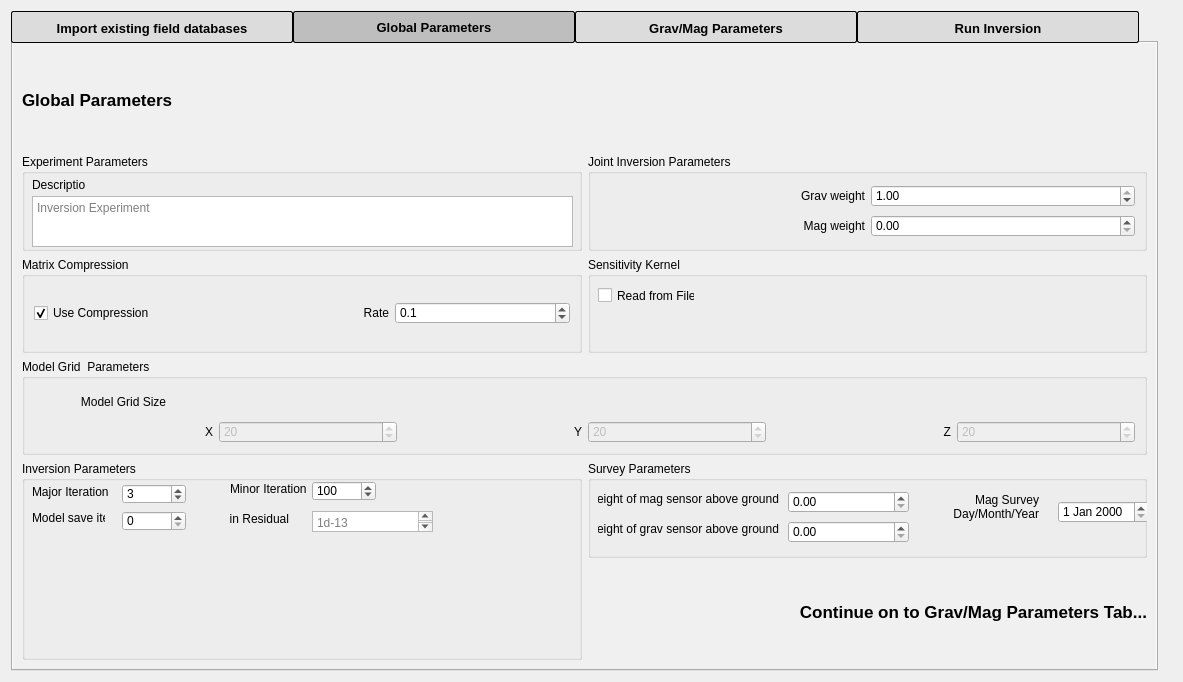
Before: the Qt Designer form Tomofast_x_dialog_base.ui in TOMOFAST/tomofast-x-q, drawn with Qt 5.
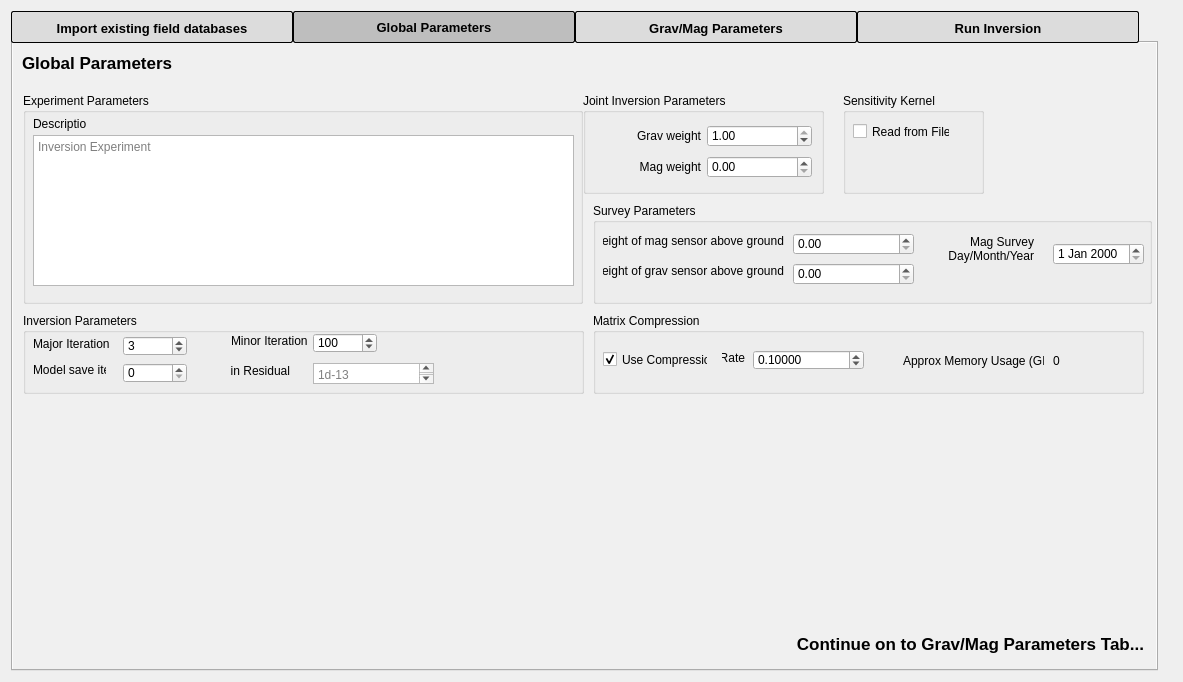
After: the same form once the commit is applied. The open tabs and pages were chosen to show the change. Custom widgets are drawn as their Qt base class.

Commit message:
Add memory calc, rearrange grid size display and load paramfile bug fix
1) Estimate of memory usage displayed next to compression parameter
2) Model Grid Size info converted to labels and displayed with mesh definition
3) Bug in loading data file path from paramfile fixed
4) Dialog pics updated for githhub readme.MD

Diff of the .ui file:
```diff
--- a/Tomofast_x_dialog_base.ui
+++ b/Tomofast_x_dialog_base.ui
@@ -1928,6 +1928,143 @@
         <set>Qt::AlignRight|Qt::AlignTrailing|Qt::AlignVCenter</set>
        </property>
       </widget>
+      <widget class="QGroupBox" name="Model_grid_size">
+       <property name="geometry">
+        <rect>
+         <x>810</x>
+         <y>40</y>
+         <width>311</width>
+         <height>72</height>
+        </rect>
+       </property>
+       <property name="font">
+        <font>
+         <pointsize>10</pointsize>
+         <weight>75</weight>
+         <bold>true</bold>
+        </font>
+       </property>
+       <property name="title">
+        <string>Model Grid Size</string>
+       </property>
+       <widget class="QLabel" name="label_5">
+        <property name="geometry">
+         <rect>
+          <x>200</x>
+          <y>40</y>
+          <width>16</width>
+          <height>16</height>
+         </rect>
+        </property>
+        <property name="font">
+         <font>
+          <pointsize>10</pointsize>
+         </font>
+        </property>
+        <property name="text">
+         <string>Z</string>
+        </property>
+        <property name="alignment">
+         <set>Qt::AlignRight|Qt::AlignTrailing|Qt::AlignVCenter</set>
+        </property>
+       </widget>
+       <widget class="QLabel" name="label_3">
+        <property name="geometry">
+         <rect>
+          <x>40</x>
+          <y>40</y>
+          <width>16</width>
+          <height>16</height>
+         </rect>
+        </property>
+        <property name="font">
+         <font>
+          <pointsize>10</pointsize>
+         </font>
+        </property>
+        <property name="text">
+         <string>X</string>
+        </property>
+        <property name="alignment">
+         <set>Qt::AlignRight|Qt::AlignTrailing|Qt::AlignVCenter</set>
+        </property>
+       </widget>
+       <widget class="QLabel" name="label_4">
+        <property name="geometry">
+         <rect>
+          <x>120</x>
+          <y>40</y>
+          <width>16</width>
+          <height>16</height>
+         </rect>
+        </property>
+        <property name="font">
+         <font>
+          <pointsize>10</pointsize>
+         </font>
+        </property>
+        <property name="text">
+         <string>Y</string>
+        </property>
+        <property name="alignment">
+         <set>Qt::AlignRight|Qt::AlignTrailing|Qt::AlignVCenter</set>
+        </property>
+       </widget>
+       <widget class="QLabel" name="nx_label">
+        <property name="geometry">
+         <rect>
+          <x>70</x>
+          <y>40</y>
+          <width>41</width>
+          <height>16</height>
+         </rect>
+        </property>
+        <property name="font">
+         <font>
+          <pointsize>10</pointsize>
+         </font>
+        </property>
+        <property name="text">
+         <string>0</string>
+        </property>
+       </widget>
+       <widget class="QLabel" name="ny_label">
+        <property name="geometry">
+         <rect>
+          <x>150</x>
+          <y>40</y>
+          <width>41</width>
+          <height>16</height>
+         </rect>
+        </property>
+        <property name="font">
+         <font>
+          <pointsize>10</pointsize>
+         </font>
+        </property>
+        <property name="text">
+         <string>0</string>
+        </property>
+       </widget>
+       <widget class="QLabel" name="nz_label">
+        <property name="geometry">
+         <rect>
+          <x>230</x>
+          <y>40</y>
+          <width>41</width>
+          <height>16</height>
+         </rect>
+        </property>
+        <property name="font">
+         <font>
+          <pointsize>10</pointsize>
+         </font>
+        </property>
+        <property name="text">
+         <string>0</string>
+        </property>
+       </widget>
+      </widget>
       <zorder>groupBox_3</zorder>
       <zorder>groupBox_2</zorder>
       <zorder>groupBox</zorder>
@@ -1952,9 +2089,15 @@
       <attribute name="title">
        <string>Global Parameters</string>
       </attribute>
-      <layout class="QGridLayout" name="gridLayout_12">
-       <item row="5" column="1" rowspan="2">
         <widget class="QGroupBox" name="groupBox_25">
+       <property name="geometry">
+        <rect>
+         <x>10</x>
+         <y>270</y>
+         <width>561</width>
+         <height>81</height>
+        </rect>
+       </property>
          <property name="title">
           <string>Inversion Parameters</string>
          </property>
@@ -2093,9 +2236,15 @@
           </property>
          </widget>
         </widget>
-       </item>
-       <item row="1" column="1">
         <widget class="QGroupBox" name="groupBox_4">
+       <property name="geometry">
+        <rect>
+         <x>10</x>
+         <y>50</y>
+         <width>560</width>
+         <height>211</height>
+        </rect>
+       </property>
          <property name="title">
           <string>Experiment Parameters</string>
          </property>
@@ -2105,7 +2254,7 @@
             <x>10</x>
             <y>42</y>
             <width>541</width>
-            <height>51</height>
+          <height>151</height>
            </rect>
           </property>
           <property name="placeholderText">
@@ -2126,9 +2275,15 @@
           </property>
          </widget>
         </widget>
-       </item>
-       <item row="2" column="2">
         <widget class="QGroupBox" name="groupBox_19">
+       <property name="geometry">
+        <rect>
+         <x>830</x>
+         <y>50</y>
+         <width>141</width>
+         <height>101</height>
+        </rect>
+       </property>
          <property name="title">
           <string>Sensitivity Kernel</string>
          </property>
@@ -2146,9 +2301,15 @@
           </property>
          </widget>
         </widget>
-       </item>
-       <item row="6" column="2">
         <widget class="QLabel" name="label_11">
+       <property name="geometry">
+        <rect>
+         <x>760</x>
+         <y>590</y>
+         <width>371</width>
+         <height>21</height>
+        </rect>
+       </property>
          <property name="font">
           <font>
            <pointsize>13</pointsize>
@@ -2163,9 +2324,15 @@
           <set>Qt::AlignRight|Qt::AlignTrailing|Qt::AlignVCenter</set>
          </property>
         </widget>
-       </item>
-       <item row="0" column="1">
         <widget class="QLabel" name="label_10">
+       <property name="geometry">
+        <rect>
+         <x>9</x>
+         <y>9</y>
+         <width>157</width>
+         <height>21</height>
+        </rect>
+       </property>
          <property name="font">
           <font>
            <pointsize>13</pointsize>
@@ -2177,115 +2344,15 @@
           <string>Global Parameters</string>
          </property>
         </widget>
-       </item>
-       <item row="3" column="1" colspan="2">
-        <widget class="QGroupBox" name="groupBox_5">
-         <property name="title">
-          <string>Model Grid  Parameters</string>
-         </property>
-         <layout class="QGridLayout" name="gridLayout_15">
-          <item row="7" column="4">
-           <widget class="QLabel" name="label_5">
-            <property name="text">
-             <string>Z</string>
-            </property>
-            <property name="alignment">
-             <set>Qt::AlignRight|Qt::AlignTrailing|Qt::AlignVCenter</set>
-            </property>
-           </widget>
-          </item>
-          <item row="7" column="5">
-           <widget class="QgsSpinBox" name="mQgsSpinBox_mesh_cells_z">
-            <property name="enabled">
-             <bool>false</bool>
-            </property>
-            <property name="maximum">
-             <number>10000</number>
-            </property>
-            <property name="singleStep">
-             <number>1</number>
-            </property>
-            <property name="value">
-             <number>20</number>
-            </property>
-            <property name="displayIntegerBase">
-             <number>10</number>
-            </property>
-           </widget>
-          </item>
-          <item row="7" column="3">
-           <widget class="QgsSpinBox" name="mQgsSpinBox_mesh_cells_y">
-            <property name="enabled">
-             <bool>false</bool>
-            </property>
-            <property name="maximum">
-             <number>10000</number>
-            </property>
-            <property name="singleStep">
-             <number>1</number>
-            </property>
-            <property name="value">
-             <number>20</number>
-            </property>
-            <property name="displayIntegerBase">
-             <number>10</number>
-            </property>
-           </widget>
-          </item>
-          <item row="7" column="0">
-           <widget class="QLabel" name="label_3">
-            <property name="text">
-             <string>X</string>
-            </property>
-            <property name="alignment">
-             <set>Qt::AlignRight|Qt::AlignTrailing|Qt::AlignVCenter</set>
-            </property>
-           </widget>
-          </item>
-          <item row="7" column="2">
-           <widget class="QLabel" name="label_4">
-            <property name="text">
-             <string>Y</string>
-            </property>
-            <property name="alignment">
-             <set>Qt::AlignRight|Qt::AlignTrailing|Qt::AlignVCenter</set>
-            </property>
-           </widget>
-          </item>
-          <item row="7" column="1">
-           <widget class="QgsSpinBox" name="mQgsSpinBox_mesh_cells_x">
-            <property name="enabled">
-             <bool>false</bool>
-            </property>
-            <property name="maximum">
-             <number>10000</number>
-            </property>
-            <property name="singleStep">
-             <number>1</number>
-            </property>
-            <property name="value">
-             <number>20</number>
-            </property>
-            <property name="displayIntegerBase">
-             <number>10</number>
-            </property>
-           </widget>
-          </item>
-          <item row="6" column="0">
-           <widget class="QLabel" name="label_2">
-            <property name="text">
-             <string>Model Grid Size</string>
-            </property>
-            <property name="alignment">
-             <set>Qt::AlignCenter</set>
-            </property>
-           </widget>
-          </item>
-         </layout>
-        </widget>
-       </item>
-       <item row="1" column="2">
         <widget class="QGroupBox" name="groupBox_28">
+       <property name="geometry">
+        <rect>
+         <x>570</x>
+         <y>50</y>
+         <width>241</width>
+         <height>101</height>
+        </rect>
+       </property>
          <property name="title">
           <string>Joint Inversion Parameters</string>
          </property>
@@ -2350,15 +2417,27 @@
           </item>
          </layout>
         </widget>
-       </item>
-       <item row="2" column="1">
         <widget class="QGroupBox" name="groupBox_20">
+       <property name="geometry">
+        <rect>
+         <x>580</x>
+         <y>270</y>
+         <width>551</width>
+         <height>81</height>
+        </rect>
+       </property>
          <property name="title">
           <string>Matrix Compression</string>
          </property>
-         <layout class="QGridLayout" name="gridLayout_10">
-          <item row="0" column="0">
            <widget class="QCheckBox" name="checkBox_use_compression">
+        <property name="geometry">
+         <rect>
+          <x>10</x>
+          <y>38</y>
+          <width>105</width>
+          <height>17</height>
+         </rect>
+        </property>
             <property name="text">
              <string>Use Compression</string>
             </property>
@@ -2366,17 +2445,23 @@
              <bool>true</bool>
             </property>
            </widget>
-          </item>
-          <item row="0" column="2">
            <widget class="QgsDoubleSpinBox" name="mQgsDoubleSpinBox_compression_ratio">
             <property name="enabled">
              <bool>true</bool>
             </property>
+        <property name="geometry">
+         <rect>
+          <x>160</x>
+          <y>37</y>
+          <width>111</width>
+          <height>20</height>
+         </rect>
+        </property>
             <property name="decimals">
-             <number>1</number>
+         <number>5</number>
             </property>
             <property name="maximum">
-             <double>10000.000000000000000</double>
+         <double>1.000000000000000</double>
             </property>
             <property name="singleStep">
              <double>0.100000000000000</double>
@@ -2385,9 +2470,15 @@
              <double>0.100000000000000</double>
             </property>
            </widget>
-          </item>
-          <item row="0" column="1">
            <widget class="QLabel" name="label_22">
+        <property name="geometry">
+         <rect>
+          <x>129</x>
+          <y>37</y>
+          <width>23</width>
+          <height>16</height>
+         </rect>
+        </property>
             <property name="text">
              <string>Rate</string>
             </property>
@@ -2395,12 +2486,42 @@
              <set>Qt::AlignRight|Qt::AlignTrailing|Qt::AlignVCenter</set>
             </property>
            </widget>
-          </item>
-         </layout>
-        </widget>
-       </item>
-       <item row="5" column="2">
+       <widget class="QLabel" name="label_2">
+        <property name="geometry">
+         <rect>
+          <x>310</x>
+          <y>40</y>
+          <width>141</width>
+          <height>16</height>
+         </rect>
+        </property>
+        <property name="text">
+         <string>Approx Memory Usage (GB)</string>
+        </property>
+       </widget>
+       <widget class="QLabel" name="memory_label">
+        <property name="geometry">
+         <rect>
+          <x>460</x>
+          <y>40</y>
+          <width>47</width>
+          <height>16</height>
+         </rect>
+        </property>
+        <property name="text">
+         <string>0</string>
+        </property>
+       </widget>
+      </widget>
         <widget class="QGroupBox" name="groupBox_13">
+       <property name="geometry">
+        <rect>
+         <x>580</x>
+         <y>160</y>
+         <width>559</width>
+         <height>101</height>
+        </rect>
+       </property>
          <property name="title">
           <string>Survey Parameters</string>
          </property>
@@ -2477,7 +2598,7 @@
          <widget class="QLabel" name="label_15">
           <property name="geometry">
            <rect>
-            <x>350</x>
+          <x>340</x>
             <y>30</y>
             <width>101</width>
             <height>31</height>
@@ -2494,7 +2615,7 @@
          <widget class="QDateEdit" name="dateEdit">
           <property name="geometry">
            <rect>
-            <x>470</x>
+          <x>460</x>
             <y>40</y>
             <width>91</width>
             <height>22</height>
@@ -2502,8 +2623,6 @@
           </property>
          </widget>
         </widget>
-       </item>
-      </layout>
      </widget>
      <widget class="QWidget" name="Data_management">
       <property name="styleSheet">
```
Left out of the diff: 57 changed lines with no effect on the pictures. Lines whose indentation alone changed are shown as unchanged. The commit also changes 6 other files.
